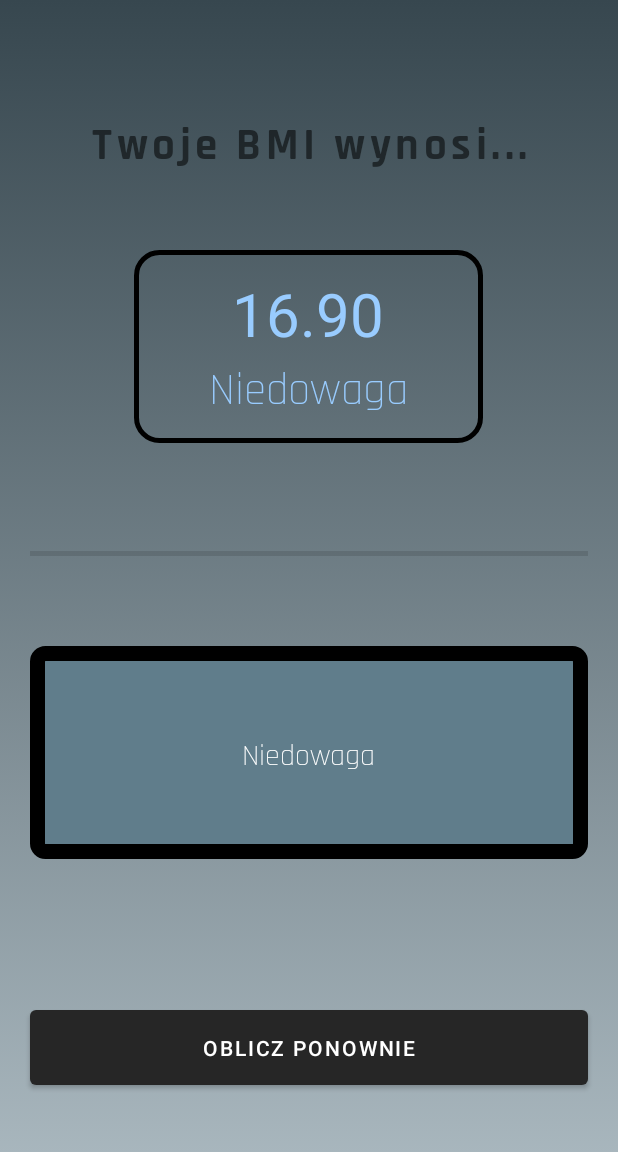
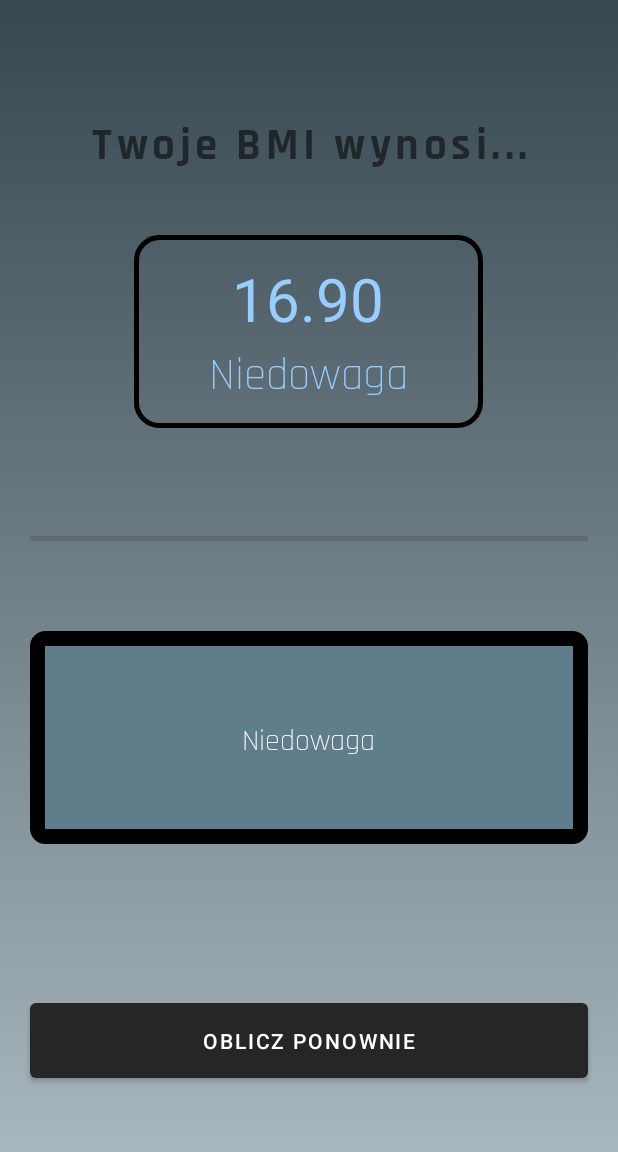
Before and after one commit to mateuszkonecki/BmiCalculatorApp, an Android app: the layout activity_result.xml on its own in the app's theme, with its tools: preview values and no code run, on a phone screen of 412 x 824 dp. Shown: the top 1152 px of the screen. Run offline under Robolectric (Android 15) with nearby library versions, the light colour scheme and no system bars.

Commit message:
BMI Calculator App

```diff
--- a/app/src/main/res/layout/activity_result.xml
+++ b/app/src/main/res/layout/activity_result.xml
@@ -28,7 +28,7 @@
         android:id="@+id/resultLinearLayout"
         android:layout_width="wrap_content"
         android:layout_height="wrap_content"
-        android:layout_marginTop="40dp"
+        android:layout_marginTop="30dp"
         android:background="@drawable/user_index_tv_style"
         android:gravity="center"
         android:orientation="vertical"
--- /dev/null
+++ b/app/src/main/res/values/ic_launcher_background.xml
@@ -0,0 +1,4 @@
+<?xml version="1.0" encoding="utf-8"?>
+<resources>
+    <color name="ic_launcher_background">#FFE082</color>
+</resources>
```
Also changed, not shown: app/src/main/ic_launcher-playstore.png (added), app/src/main/res/mipmap-hdpi/ic_launcher.png (added), app/src/main/res/mipmap-hdpi/ic_launcher_foreground.png (added), app/src/main/res/mipmap-hdpi/ic_launcher_round.png (added), app/src/main/res/mipmap-mdpi/ic_launcher.png (added), app/src/main/res/mipmap-mdpi/ic_launcher_foreground.png (added), app/src/main/res/mipmap-mdpi/ic_launcher_round.png (added), app/src/main/res/mipmap-xhdpi/ic_launcher.png (added), app/src/main/res/mipmap-xhdpi/ic_launcher_foreground.png (added), app/src/main/res/mipmap-xhdpi/ic_launcher_round.png (added), app/src/main/res/mipmap-xxhdpi/ic_launcher.png (added), app/src/main/res/mipmap-xxhdpi/ic_launcher_foreground.png (added), app/src/main/res/mipmap-xxhdpi/ic_launcher_round.png (added), app/src/main/res/mipmap-xxxhdpi/ic_launcher.png (added), 2 more files.
